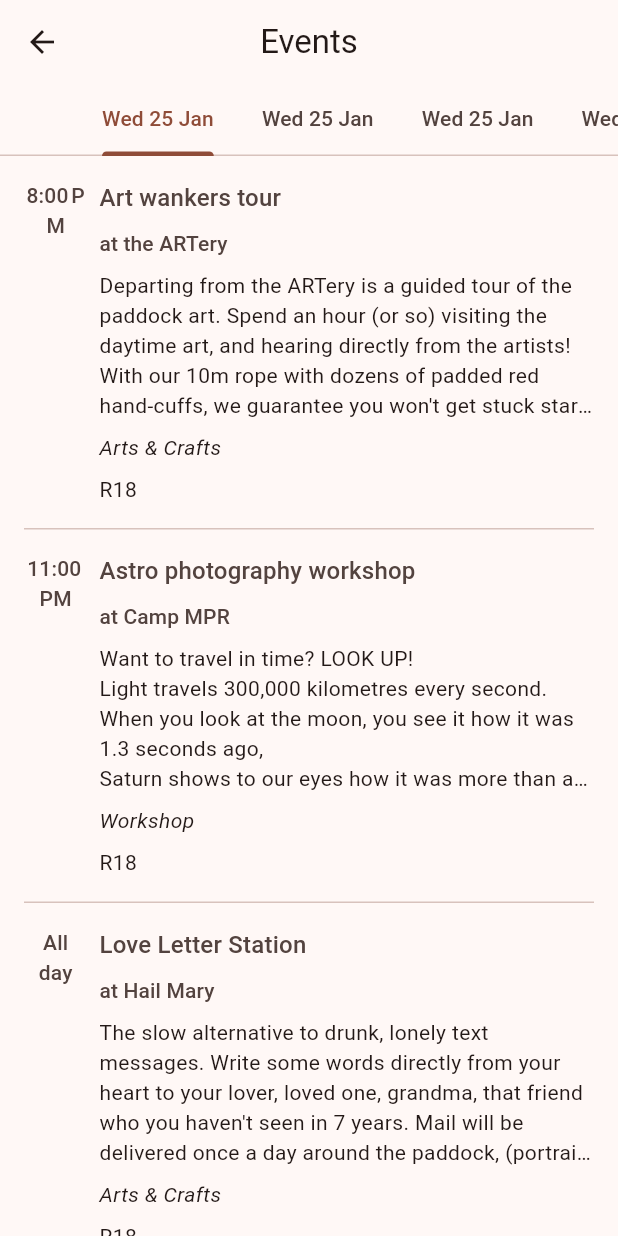
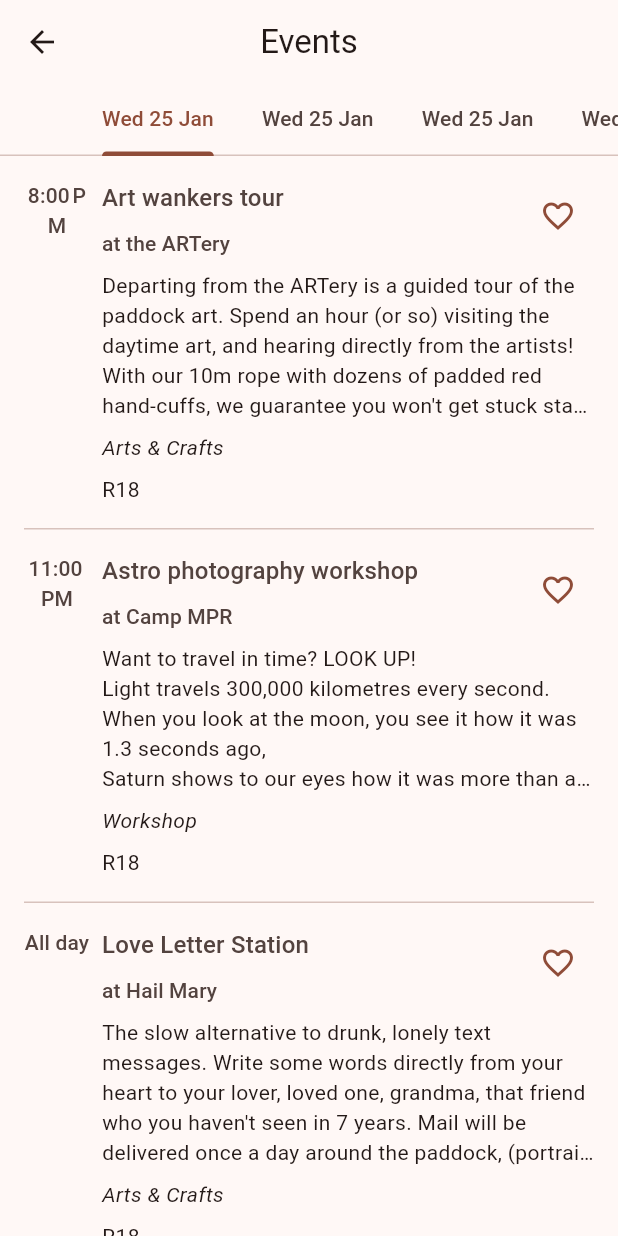
Before and after one commit to MikeyStewart/catalyst-flutter, a Flutter app: the screen it shows after launch, after a tap on "All events", on a phone screen of 412 x 824 dp. Run offline on Flutter 3.47's test engine with Material 3 defaults, Android fonts, the phone set to English and light mode, and no system bars; our stand-ins replace carousel_slider, share_plus, sqflite; missing offline and left inert: add_2_calendar; accounts and stored records are empty.

Commit message:
make saved state update on list page

```diff
--- a/lib/components/eventcard.dart
+++ b/lib/components/eventcard.dart
@@ -2,38 +2,51 @@ import 'package:catalyst_flutter/data/category.dart';
 import 'package:catalyst_flutter/data/event.dart';
 import 'package:catalyst_flutter/screens/eventpage.dart';
 import 'package:flutter/material.dart';
+import 'package:provider/provider.dart';
 
-class EventCard extends StatelessWidget {
-  EventCard(this.event);
+import '../data/EventProvider.dart';
+import '../data/EventService.dart';
 
+class EventCard extends StatefulWidget {
   final Event event;
 
+  EventCard({required this.event});
+
+  @override
+  _EventCardState createState() => _EventCardState();
+}
+
+class _EventCardState extends State<EventCard> {
   @override
   Widget build(BuildContext context) {
+    final eventProvider = context.read<EventDataProvider>();
+
     return InkWell(
       onTap: () {
         Navigator.push(
           context,
           MaterialPageRoute(
-            builder: (context) => EventPage(event),
+            builder: (context) => EventPage(widget.event),
           ),
         );
       },
       child: Column(
         children: [
           Padding(
-            padding: const EdgeInsets.all(16.0),
+            padding: const EdgeInsets.only(left: 16.0, top: 16.0, bottom: 16.0),
             child: Row(
               crossAxisAlignment: CrossAxisAlignment.start,
+              mainAxisAlignment: MainAxisAlignment.start,
               children: [
                 Expanded(
                   flex: 1,
                   child: Column(
                     children: [
                       Text(
-                        event.prettyTime,
+                        widget.event.prettyTime,
                         style: Theme.of(context).textTheme.labelLarge!.apply(
-                            color: Theme.of(context).colorScheme.onSurfaceVariant),
+                            color:
+                                Theme.of(context).colorScheme.onSurfaceVariant),
                         textAlign: TextAlign.center,
                       ),
                     ],
@@ -42,35 +55,76 @@ class EventCard extends StatelessWidget {
                 Expanded(
                   flex: 8,
                   child: Padding(
-                    padding: const EdgeInsets.only(left: 8.0),
+                    padding: const EdgeInsets.only(left: 8.0, right: 16.0),
                     child: Column(
                       crossAxisAlignment: CrossAxisAlignment.start,
                       children: [
-                        Text(
-                          event.name,
-                          style: Theme.of(context).textTheme.titleMedium!.apply(
-                              color: Theme.of(context).colorScheme.onSurfaceVariant),
+                        Row(
+                          mainAxisAlignment: MainAxisAlignment.spaceBetween,
+                          crossAxisAlignment: CrossAxisAlignment.start,
+                          children: [
+                            Expanded(
+                              child: Column(
+                                  crossAxisAlignment: CrossAxisAlignment.start,
+                                  children: [
+                                    Text(
+                                      widget.event.name,
+                                      style: Theme.of(context)
+                                          .textTheme
+                                          .titleMedium!
+                                          .apply(
+                                              color: Theme.of(context)
+                                                  .colorScheme
+                                                  .onSurfaceVariant),
+                                    ),
+                                    SizedBox(height: 8.0),
+                                    Text(
+                                      'at ' + widget.event.location,
+                                      style: Theme.of(context)
+                                          .textTheme
+                                          .labelLarge!
+                                          .apply(
+                                              color: Theme.of(context)
+                                                  .colorScheme
+                                                  .onSurfaceVariant),
+                                    ),
+                                  ]),
+                            ),
+                            SizedBox(width: 8.0),
+                            Align(
+                              alignment: Alignment.topRight,
+                              child: IconButton(
+                                  onPressed: () {
+                                    if (widget.event.saved) {
+                                      eventProvider.unsaveEvent(widget.event);
+                                    } else {
+                                      eventProvider.saveEvent(widget.event);
+                                    }
+                                    setState(() {});
+                                  },
+                                  color: Theme.of(context).colorScheme.primary,
+                                  icon: Icon(widget.event.saved
+                                      ? Icons.favorite
+                                      : Icons.favorite_outline)),
+                            )
+                          ],
                         ),
                         SizedBox(height: 8.0),
                         Text(
-                          'at ' + event.location,
-                          style: Theme.of(context).textTheme.labelLarge!.apply(
-                              color: Theme.of(context).colorScheme.onSurfaceVariant),
-                        ),
-                        SizedBox(height: 8.0),
-                        Text(
-                          event.description,
+                          widget.event.description,
                           maxLines: 5,
                           overflow: TextOverflow.ellipsis,
                         ),
                         SizedBox(height: 8.0),
                         Text(
-                          event.categories.map((e) => e.displayName).join(', '),
+                          widget.event.categories
+                              .map((e) => e.displayName)
+                              .join(', '),
                           style: TextStyle(
                             fontStyle: FontStyle.italic,
                           ),
                         ),
-                        if (event.adultWarnings.isNotEmpty)
+                        if (widget.event.adultWarnings.isNotEmpty)
                           Padding(
                             padding: const EdgeInsets.only(top: 8.0),
                             child: Text('R18'),
--- /dev/null
+++ b/lib/data/EventProvider.dart
@@ -0,0 +1,43 @@
+import 'package:catalyst_flutter/data/event.dart';
+import 'package:flutter/foundation.dart';
+
+import 'EventService.dart';
+
+class EventDataProvider with ChangeNotifier {
+  final EventService _eventService = EventService();
+  List<Event> _events = [];
+  List<DateTime> _dates = [];
+
+  List<Event> get events => _events;
+  List<DateTime> get dates => _dates;
+
+  Future<void> loadDataFromDatabase() async {
+    // Fetch events from the database and update the state
+    _events = await _eventService.getAllEvents();
+    _dates = await _eventService.getAllDates();
+    notifyListeners();
+  }
+
+  Future<void> saveEvent(Event event) async {
+    // Update the event in the database
+    Event updatedEvent = await _eventService.saveEvent(event);
+    // Update the state and notify listeners
+    _updateEventInList(updatedEvent);
+  }
+
+  Future<void> unsaveEvent(Event event) async {
+    // Update the event in the database
+    Event updatedEvent = await _eventService.unsaveEvent(event);
+    // Update the state and notify listeners
+    _updateEventInList(updatedEvent);
+  }
+
+  void _updateEventInList(Event updatedEvent) {
+    final index = _events.indexWhere((event) => event.id == updatedEvent.id);
+    print('index: ' + index.toString());
+    if (index != -1) {
+      _events[index] = updatedEvent;
+    }
+    notifyListeners();
+  }
+}
--- a/lib/data/EventService.dart
+++ b/lib/data/EventService.dart
@@ -23,7 +23,7 @@ class EventService {
     return dates;
   }
 
-  Future<void> saveEvent(Event event) async {
+  Future<Event> saveEvent(Event event) async {
     final Event updatedEvent = Event(
         id: event.id,
         name: event.name,
@@ -36,9 +36,10 @@ class EventService {
         location: event.location,
         saved: true);
     await _repository.updateEvent(updatedEvent.toMap());
+    return updatedEvent;
   }
 
-  Future<void> unsaveEvent(Event event) async {
+  Future<Event> unsaveEvent(Event event) async {
     final Event updatedEvent = Event(
         id: event.id,
         name: event.name,
@@ -51,6 +52,7 @@ class EventService {
         location: event.location,
         saved: false);
     await _repository.updateEvent(updatedEvent.toMap());
+    return updatedEvent;
   }
 
 // Add logic here that converts initial json to events
--- a/lib/main.dart
+++ b/lib/main.dart
@@ -1,6 +1,7 @@
 import 'dart:io';
 
 import 'package:catalyst_flutter/components/map.dart';
+import 'package:catalyst_flutter/data/EventProvider.dart';
 import 'package:catalyst_flutter/screens/SplashPage.dart';
 import 'package:flutter/material.dart';
 import 'package:path_provider/path_provider.dart';
@@ -20,7 +21,7 @@ class MyApp extends StatelessWidget {
   @override
   Widget build(BuildContext context) {
     return ChangeNotifierProvider(
-      create: (context) => MyAppState(),
+      create: (context) => EventDataProvider(),
       child: MaterialApp(
         title: 'Catalyst',
         theme: ThemeData(
@@ -33,72 +34,9 @@ class MyApp extends StatelessWidget {
   }
 }
 
-class LocalStorage {
-  Future<String> get _localPath async {
-    final directory = await getApplicationDocumentsDirectory();
-    return directory.path;
-  }
-
-  Future<File> get _localFile async {
-    final path = await _localPath;
-    return File('$path/saved.txt');
-  }
-
-  Future<List<String>> readSaved() async {
-    try {
-      final file = await _localFile;
-      final contents = await file.readAsString();
-      return contents.split(',');
-    } catch (e) {
-      return List.empty();
-    }
-  }
-
-  Future<File> writeSaved(List<String> data) async {
-    final file = await _localFile;
-    return file.writeAsString(data.join(','));
-  }
-}
-
-class MyAppState extends ChangeNotifier {
-  final LocalStorage storage = LocalStorage();
-
-  var events = <Event>[];
-  var saved = <String>[];
-
-  void setEvents(List<Event> allEvents) {
-    events = allEvents;
-    notifyListeners();
-  }
-
-  void setSaved(List<String> initialSaved) {
-    saved = initialSaved;
-    notifyListeners();
-  }
-
-  void toggleSaved(String item) {
-    if (saved.contains(item)) {
-      saved.remove(item);
-    } else {
-      saved.add(item);
-    }
-    storage.writeSaved(saved);
-    notifyListeners();
-  }
-}
-
-class MyHomePage extends StatefulWidget {
-  @override
-  State<MyHomePage> createState() => _MyHomePageState();
-}
-
-class _MyHomePageState extends State<MyHomePage> {
+class MyHomePage extends StatelessWidget {
   @override
   Widget build(BuildContext context) {
-    var appState = context.watch<MyAppState>();
-
-    appState.storage.readSaved().then((value) => appState.setSaved(value));
-
     return LayoutBuilder(builder: (context, constraints) {
       return Scaffold(
         body: ListView(
@@ -108,6 +46,9 @@ class _MyHomePageState extends State<MyHomePage> {
             CountDown(),
             EventSection(),
             Map(),
+            Text('Categories carousel'),
+            Text('Events on now'),
+            Text('About app'),
           ],
         ),
       );
--- a/lib/screens/SplashPage.dart
+++ b/lib/screens/SplashPage.dart
@@ -3,8 +3,10 @@ import 'dart:convert';
 import 'package:flutter/material.dart';
 import 'package:flutter/services.dart';
 import 'package:intl/intl.dart';
+import 'package:provider/provider.dart';
 import 'package:uuid/uuid.dart';
 
+import '../data/EventProvider.dart';
 import '../data/EventService.dart';
 import '../data/category.dart';
 import '../data/event.dart';
@@ -25,6 +27,8 @@ class _SplashPageState extends State<SplashPage> {
   }
 
   Future<void> initializeData() async {
+    final eventProvider = context.read<EventDataProvider>();
+
     // Parse CSV file and initialize your data
     final eventsJson = await rootBundle.loadString('assets/events.json');
     final List<dynamic> eventListJson = jsonDecode(eventsJson);
@@ -57,6 +61,8 @@ class _SplashPageState extends State<SplashPage> {
             saved: false)); // No event will be saved initially
       });
     });
+
+    eventProvider.loadDataFromDatabase();
 
     Navigator.of(context).pushReplacement(
       MaterialPageRoute(builder: (context) => MyHomePage()),
--- a/lib/screens/eventlistpage.dart
+++ b/lib/screens/eventlistpage.dart
@@ -1,54 +1,25 @@
 import 'package:catalyst_flutter/components/eventcard.dart';
+import 'package:catalyst_flutter/data/EventProvider.dart';
 import 'package:catalyst_flutter/data/event.dart';
 import 'package:flutter/material.dart';
 import 'package:intl/intl.dart';
+import 'package:provider/provider.dart';
 
-import '../data/EventService.dart';
-
-Future<List<dynamic>> fetchData() async {
-  final EventService _eventService = EventService();
-
-  final events = await _eventService.getAllEvents();
-  final dates = await _eventService.getAllDates();
-
-  return [events, dates];
-}
-
-class EventListPage extends StatefulWidget {
-  @override
-  _EventListPageState createState() => _EventListPageState();
-}
-
-class _EventListPageState extends State<EventListPage> {
+class EventListPage extends StatelessWidget {
   @override
   Widget build(BuildContext context) {
-    return FutureBuilder<List<dynamic>>(
-      future: fetchData(),
-      builder: (context, snapshot) {
-        if (snapshot.connectionState == ConnectionState.waiting) {
-          return Scaffold(
-              body: Center(
-                  child: SizedBox(
-                      child: CircularProgressIndicator(),
-                      height: 24.0,
-                      width: 24.0)));
-        } else if (snapshot.hasError) {
-          return Scaffold(
-              body: Center(child: Text('Error: ${snapshot.error}')));
-        } else {
-          List<dynamic> data = snapshot.data as List<dynamic>;
-          List<Event> events = data[0] as List<Event>;
-          List<DateTime> dates = data[1] as List<DateTime>;
     DateFormat prettyDateFormat = DateFormat('E dd MMM');
 
+    return Consumer<EventDataProvider>(
+        builder: (context, eventProvider, child) {
       return DefaultTabController(
-              length: dates.length,
+          length: eventProvider.dates.length,
           child: Scaffold(
             appBar: AppBar(
               centerTitle: true,
               title: Text('Events'),
               bottom: TabBar(isScrollable: true, tabs: <Widget>[
-                    for (DateTime date in dates)
+                for (DateTime date in eventProvider.dates)
                   Tab(
                     text: prettyDateFormat.format(date),
                   ),
@@ -61,21 +32,19 @@ class _EventListPageState extends State<EventListPage> {
               ),
             ),
             body: TabBarView(children: <Widget>[
-                  for (DateTime date in dates)
+              for (DateTime date in eventProvider.dates)
                 ListView.builder(
-                      itemCount:
-                          events.where((event) => event.date == date).length,
+                  itemCount: eventProvider.events
+                      .where((event) => event.date == date)
+                      .length,
                   itemBuilder: (context, index) {
-                        Event event = events
+                    return EventCard(event: eventProvider.events
                         .where((event) => event.date == date)
-                            .toList()[index];
-                        return EventCard(event);
+                        .toList()[index]);
                   },
                 ),
             ]),
           ));
-        }
-      },
-    );
+    });
   }
 }
```
Lines whose indentation alone changed are shown as unchanged.
